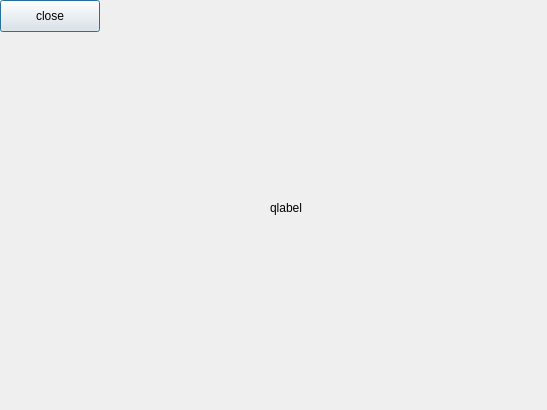
Old version of the form Modules/module03/PhoneBookApp/subwindow.ui in the repository cmh0728/SEA-ME-warm-up.
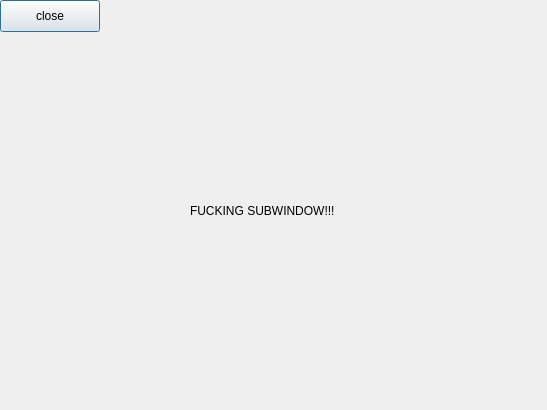
New version of the form.

```diff
--- a/Modules/module03/PhoneBookApp/subwindow.ui
+++ b/Modules/module03/PhoneBookApp/subwindow.ui
@@ -32,14 +32,14 @@
   <widget class="QLabel" name="label">
    <property name="geometry">
     <rect>
-     <x>270</x>
-     <y>200</y>
-     <width>58</width>
-     <height>16</height>
+     <x>190</x>
+     <y>160</y>
+     <width>151</width>
+     <height>101</height>
     </rect>
    </property>
    <property name="text">
-    <string>qlabel</string>
+    <string>FUCKING SUBWINDOW!!!</string>
    </property>
   </widget>
  </widget>
```
